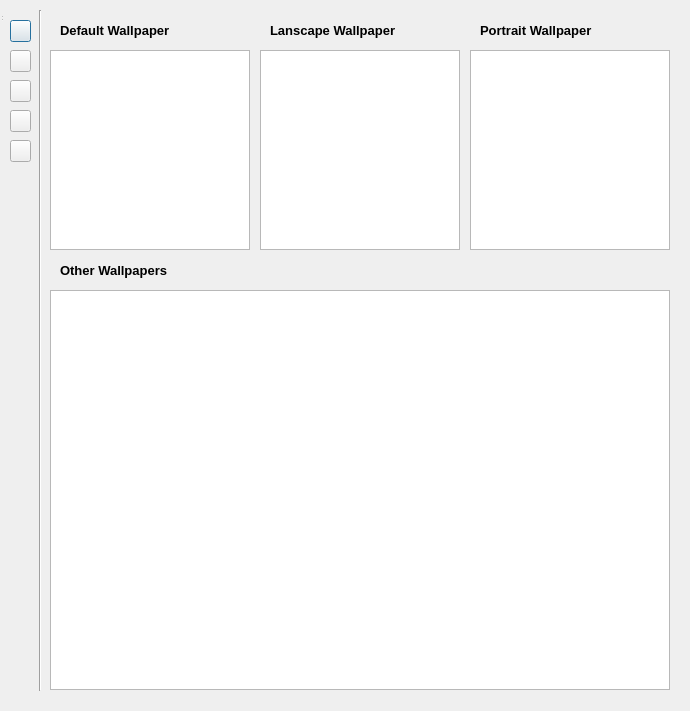
Old version of the form gui/ui/cachebrowserdlg.ui in the repository Gavin1937/WallpaperChanger.
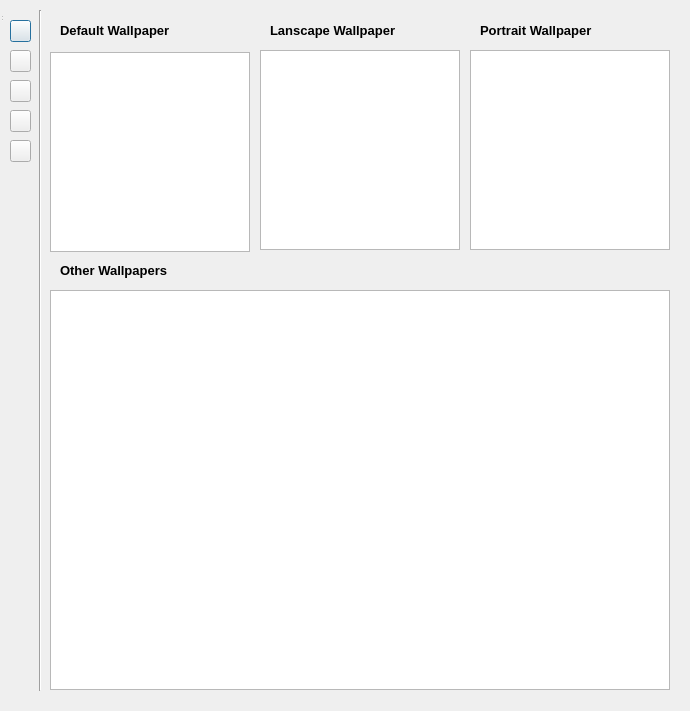
New version of the form. Icons and pictures are not drawn.

```diff
--- a/gui/ui/cachebrowserdlg.ui
+++ b/gui/ui/cachebrowserdlg.ui
@@ -84,7 +84,7 @@
     <property name="geometry">
      <rect>
       <x>50</x>
-      <y>50</y>
+      <y>52</y>
       <width>200</width>
       <height>200</height>
      </rect>
```
